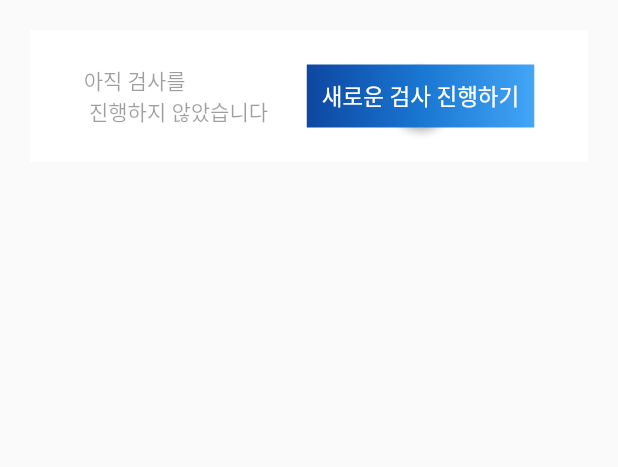
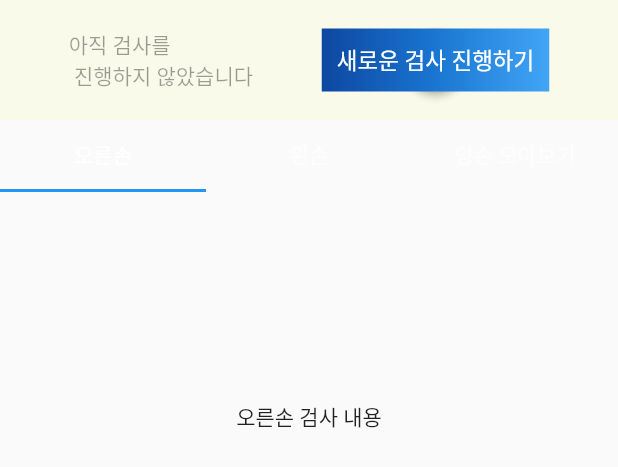
Before and after one commit to YunHyunJin/oneday_commit4, a Flutter app: what mlkit() shows on an empty page, opened directly, on a phone screen of 412 x 824 dp. Shown: the top 467 px of the screen. Run offline on Flutter 3.47's test engine with Material 2 defaults, Android fonts, the phone set to English and light mode, and no system bars; our stand-ins replace convex_bottom_bar, firebase_auth, flutter_signin_button, google_sign_in, pdf; missing offline and left inert: flutter_full_pdf_viewer; accounts and stored records are empty.

Commit message:
1/12 commit

```diff
--- a/lib/tabs/mlkit.dart
+++ b/lib/tabs/mlkit.dart
@@ -1,4 +1,7 @@
 import 'package:flutter/material.dart';
+import 'package:kkk/tabs/apitab.dart';
+
+import 'pdf.dart';
 
 class mlkit extends StatefulWidget {
   @override
@@ -6,17 +9,81 @@ class mlkit extends StatefulWidget {
 }
 
 class _mlkitState extends State<mlkit> {
-  @override
+  TabController ctr;
+
+  // @override
+  // Widget build(BuildContext context) {
+  //   return Container(
+  //     color: Colors.transparent,
+  //     padding: EdgeInsets.all(20),
+  //     child: Column(
+  //       children: [
+  //         Container(
+  //           padding: EdgeInsets.only(left: 10,right: 10,top: 20,bottom: 20),
+  //           color: Colors.white,
+  //           child:  Row(
+  //             mainAxisAlignment: MainAxisAlignment.spaceEvenly,
+  //             children: [
+  //               Text("아직 검사를\n 진행하지 않았습니다", style: TextStyle(color: Colors.black38),),
+  //               RaisedButton(
+  //                 onPressed: () {},
+  //                 textColor: Colors.white,
+  //                 padding: const EdgeInsets.all(0.0),
+  //                 shape:  CircleBorder(),
+  //                 child: Container(
+  //                   decoration: const BoxDecoration(
+  //                     gradient: LinearGradient(
+  //                       colors: <Color>[
+  //                         Color(0xFF0D47A1),
+  //                         Color(0xFF1976D2),
+  //                         Color(0xFF42A5F5),
+  //                       ],
+  //                     ),
+  //                   ),
+  //                   padding: const EdgeInsets.all(10.0),
+  //                   child:
+  //                   const Text('새로운 검사 진행하기', style: TextStyle(fontSize: 15)),
+  //                 ),
+  //               ),
+  //             ],
+  //           )
+  //         ),
+  //
+  //           MaterialApp(
+  //             home: DefaultTabController(
+  //               length: 4,
+  //               child: Scaffold(
+  //                 appBar: AppBar(
+  //                   bottom: TabBar(
+  //                     controller: ctr,
+  //                     tabs: [
+  //                       Tab(icon: Icon(Icons.account_tree_sharp),text: "Exercise",),
+  //                       Tab(icon: Icon(Icons.add_location_alt_sharp),text: "Search",),
+  //                     ],
+  //                   ),
+  //                 ),
+  //                 body: TabBarView(
+  //                   controller: ctr,
+  //                   children: [
+  //                     apitab(),
+  //                     pdf()
+  //                   ],
+  //                 ),
+  //               ),
+  //             ),
+  //           ),
+  //
+  //
+  //       ],
+  //     ),
+  //   );
+  // }
   Widget build(BuildContext context) {
-    return Container(
-      color: Colors.transparent,
-      padding: EdgeInsets.all(20),
-      child: Column(
-        children: [
+    return ListView(children: [
       Container(
-            padding: EdgeInsets.only(left: 10,right: 10,top: 20,bottom: 20),
-            color: Colors.white,
-            child:  Row(
+          color: Color(0xFFFFF00),
+          height: 80.0,
+          child: Row(
             mainAxisAlignment: MainAxisAlignment.spaceEvenly,
             children: [
               Text("아직 검사를\n 진행하지 않았습니다", style: TextStyle(color: Colors.black38),),
@@ -43,9 +110,30 @@ class _mlkitState extends State<mlkit> {
             ],
           )
       ),
-
+      DefaultTabController(
+          length: 3,
+          initialIndex: 0,
+          child: Column(
+            children: [
+              TabBar(
+                  tabs: [
+                    Tab(text: '오른손'),
+                    Tab(text: '왼손'),
+                    Tab(text: '양손 모아보기')
+                  ]
+              ),
+              Container(
+                  height: 300.0,
+                  child: TabBarView(
+                    children: [
+                      Center(child: Text('오른손 검사 내용')),
+                      Center(child: Text('왼손 검사 내용')),
+                      Center(child: Text('양손 검사 내용')),
                     ],
-      ),
-    );
+                  )
+              )
+            ],
+          ))
+    ]);
   }
 }
```
Lines whose indentation alone changed are shown as unchanged.
